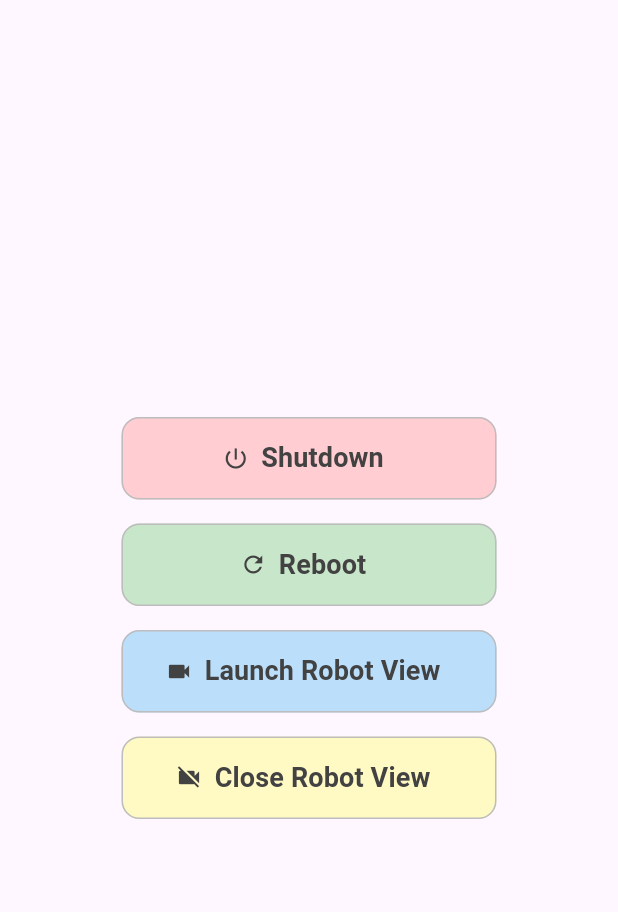
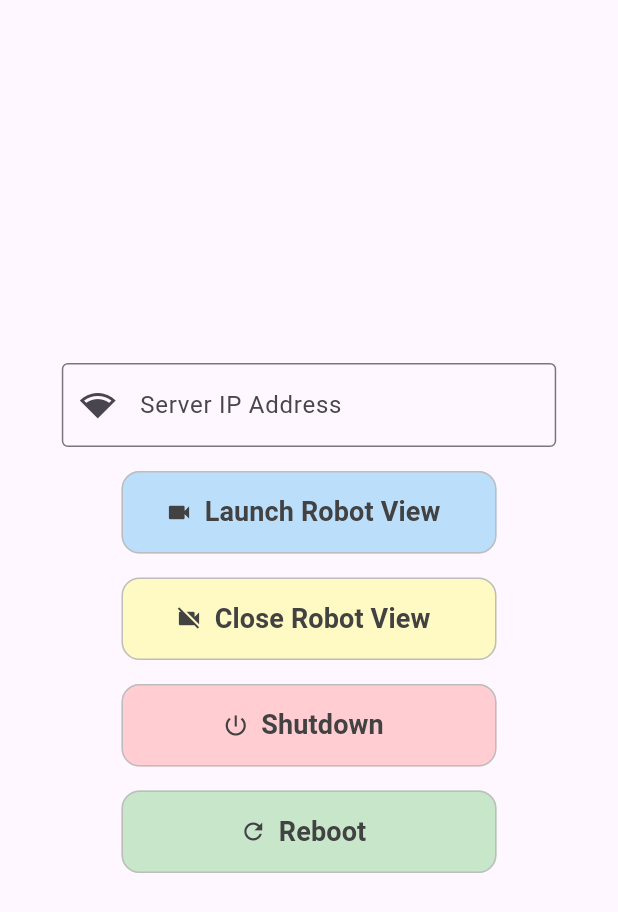
Before and after one commit to NITISHNAVEEN/LG-Robotics-Simulation-with-Gazebo, a Flutter app: the ViewsPage widget shown alone on an empty page, opened directly, after a tap on "Launch Robot View", on a phone screen of 412 x 824 dp. Shown: the top 912 px of the screen. Run offline on Flutter 3.47's test engine with Material 3 defaults, Android fonts, the light colour scheme and no system bars; our stand-ins replace get, get_storage; missing offline and left inert: dartssh2, mobile_scanner; accounts and stored records are empty.

Commit message:
feat: Added an IP field for the Views Tab

```diff
--- a/lib/controllers/settings_controller.dart
+++ b/lib/controllers/settings_controller.dart
@@ -12,6 +12,8 @@ class SettingsController extends GetxController {
   final passwordController = TextEditingController();
   final sshPortController = TextEditingController();
   final rigsController = TextEditingController();
+
+  final streamIpController = TextEditingController();
 
   late String _host;
   late String _username;
@@ -176,6 +178,17 @@ class SettingsController extends GetxController {
       return;
     }
 
+    String streamIp = streamIpController.text;
+
+      if (streamIp.isEmpty) {
+        Get.snackbar(
+          "Invalid Stream IP",
+          "Please enter a valid Stream IP",
+          backgroundColor: const Color.fromARGB(255, 250, 121, 104),
+        );
+        return;
+      }
+
     for  (var i = int.parse(_rigs); i >=1; i--) {
       if(i>((_totalRigs!/2)+1)){
         _streamPort = 8083-(_totalRigs!-i+1);
@@ -185,7 +198,7 @@ class SettingsController extends GetxController {
       }
 
       sendCommand(
-        'sshpass -p $pw ssh -t lg$i "DISPLAY=:0 chromium-browser --start-fullscreen http://192.168.1.6:$_streamPort"'
+        'sshpass -p $pw ssh -t lg$i "DISPLAY=:0 chromium-browser --start-fullscreen $streamIp:$_streamPort"'
       );
     }
   }
--- a/lib/views/views_page.dart
+++ b/lib/views/views_page.dart
@@ -12,6 +12,33 @@ class ViewsPage extends StatelessWidget {
       child: Column(
         mainAxisAlignment: MainAxisAlignment.center,
         children: [
+          FractionallySizedBox(
+            widthFactor: 0.8,
+            child: TextField(
+              controller: settingsController.streamIpController,
+              decoration: const InputDecoration(
+                prefixIcon: Icon(Icons.network_wifi),
+                labelText: "Server IP Address",
+                hintText: "Enter the server IP address",
+                border: OutlineInputBorder(),
+              ),
+            ),
+          ),
+            SizedBox(height: 16.0),
+          _buildStyledButton(
+            onPressed: settingsController.launchStream,
+            label: "Launch Robot View",
+            icon: Icons.videocam,
+            backgroundColor: const Color(0xFFBBDEFB),
+          ),
+          SizedBox(height: 16.0),
+          _buildStyledButton(
+            onPressed: settingsController.closeStream,
+            label: "Close Robot View",
+            icon: Icons.videocam_off,
+            backgroundColor: const Color(0xFFFFF9C4),
+          ),
+          SizedBox(height: 16.0),
           _buildStyledButton(
             onPressed: settingsController.shutdown,
             label: "Shutdown",
@@ -24,20 +51,6 @@ class ViewsPage extends StatelessWidget {
             label: "Reboot",
             icon: Icons.refresh,
             backgroundColor: const Color(0xFFC8E6C9),
-          ),
-          SizedBox(height: 16.0),
-          _buildStyledButton(
-            onPressed: settingsController.launchStream,
-            label: "Launch Robot View",
-            icon: Icons.videocam,
-            backgroundColor: const Color(0xFFBBDEFB),
-          ),
-          SizedBox(height: 16.0),
-          _buildStyledButton(
-            onPressed: settingsController.closeStream,
-            label: "Close Robot View",
-            icon: Icons.videocam_off,
-            backgroundColor: const Color(0xFFFFF9C4),
           ),
         ],
       ),
```
Also changed, not shown: 1 other file.
